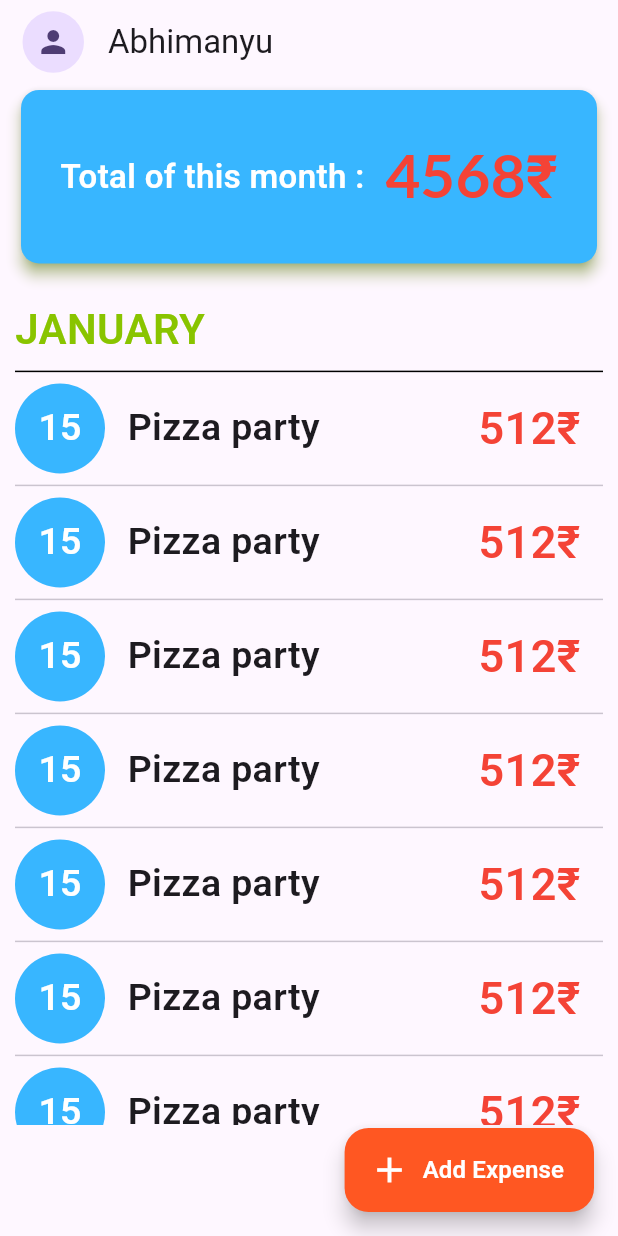
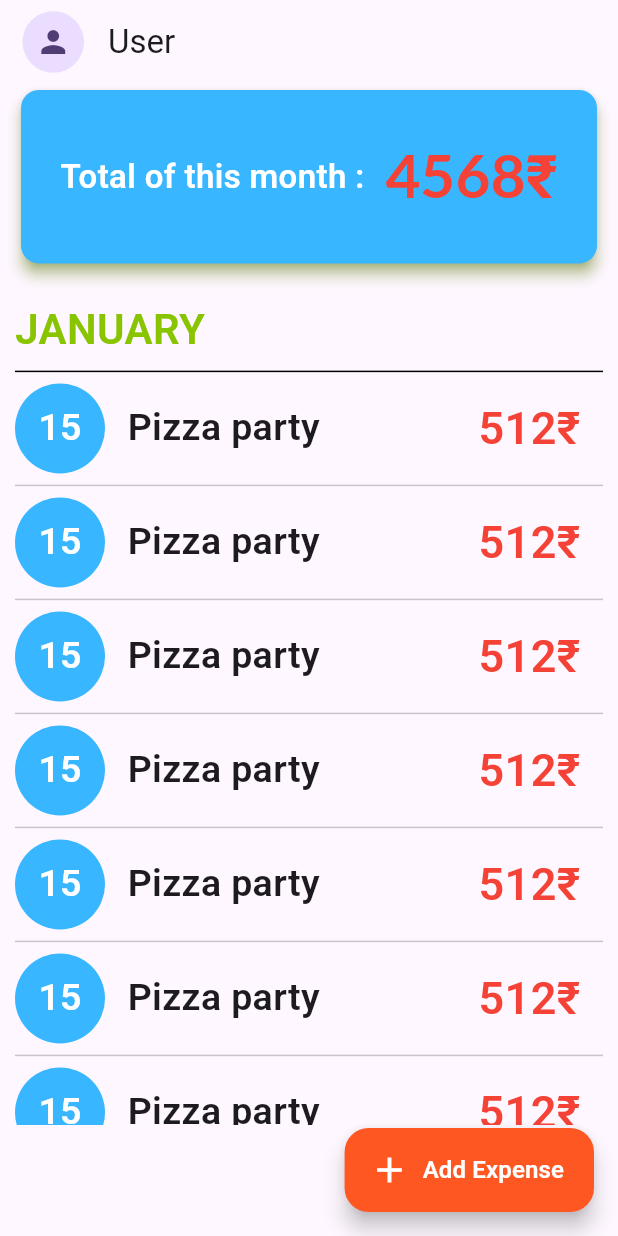
Before and after one commit to abhi96088/kharcha_book, a Flutter app: the HomeScreen screen opened directly, on a phone screen of 412 x 824 dp. Run offline on Flutter 3.47's test engine with Material 3 defaults, Android fonts, the phone set to English and light mode, and no system bars; our stand-ins replace cloud_firestore, firebase_auth, firebase_core; accounts and stored records are empty.

Commit message:
navigate to home screen with user details

```diff
--- a/lib/my_colors.dart
+++ /dev/null
@@ -1,7 +0,0 @@
-import 'dart:ui';
-
-class MyColors{
-  static Color bgColor = Color(0XFFF1F0F0);
-  static Color primaryColor = Color(0XFF38B6FF);
-  static Color secondaryColor = Color(0XFF89C400);
-}
--- a/lib/screens/home_screen.dart
+++ b/lib/screens/home_screen.dart
@@ -1,8 +1,9 @@
 import 'package:flutter/material.dart';
-import 'package:kharcha_book/my_colors.dart';
+import 'package:kharcha_book/ui_helper.dart';
 
 class HomeScreen extends StatefulWidget {
-  const HomeScreen({super.key});
+  final Map<String, dynamic>? userData;
+  const HomeScreen({super.key, this.userData});
 
   @override
   State<HomeScreen> createState() => _HomeScreenState();
@@ -22,7 +23,7 @@ class _HomeScreenState extends State<HomeScreen> {
               child: Icon(Icons.person),
             ),
           ),
-          title: Text("Abhimanyu"),
+          title: Text(widget.userData?['name'] ?? 'User'),
         ),
         body: Padding(
           padding: const EdgeInsets.symmetric(horizontal: 10),
@@ -32,8 +33,8 @@ class _HomeScreenState extends State<HomeScreen> {
                 height: screenHeight * 0.15,
                 child: Card(
                   elevation: 4,
-                  shadowColor: MyColors.secondaryColor,
-                  color: MyColors.primaryColor,
+                  shadowColor: UiHelper.secondaryColor,
+                  color: UiHelper.primaryColor,
                   child: Row(
                     mainAxisAlignment: MainAxisAlignment.center,
                     children: [
@@ -61,7 +62,7 @@ class _HomeScreenState extends State<HomeScreen> {
               ),
               Align(
                 alignment: Alignment.centerLeft,
-                  child: Text("JANUARY", style: TextStyle(color: MyColors.secondaryColor, fontSize: 28, fontFamily: "Roboto-Semibold"),),
+                  child: Text("JANUARY", style: TextStyle(color: UiHelper.secondaryColor, fontSize: 28, fontFamily: "Roboto-Semibold"),),
 
               ),
               Divider(color: Colors.black,),
@@ -73,7 +74,7 @@ class _HomeScreenState extends State<HomeScreen> {
                       children: [
                         CircleAvatar(
                           minRadius: 30,
-                          backgroundColor: MyColors.primaryColor,
+                          backgroundColor: UiHelper.primaryColor,
                           child: Text("15", style: TextStyle(color: Colors.white, fontSize: 25, fontFamily: "Roboto-SemiBold", fontWeight: FontWeight.bold),),
                         ),
                         SizedBox(width: 15,),
--- a/lib/auth_service.dart
+++ b/lib/services/auth_service.dart
@@ -1,12 +1,14 @@
+import 'package:cloud_firestore/cloud_firestore.dart';
 import 'package:firebase_auth/firebase_auth.dart';
 
 class AuthService {
 
   // create an instance for firebaseAuth. provide access to firebase's authentication methods
   final FirebaseAuth _auth = FirebaseAuth.instance;
+  final FirebaseFirestore fireStore = FirebaseFirestore.instance;
 
   /// -------------------->  function to handle signup <--------------------///
-  Future<User?> signUp(String email, String password) async{
+  Future<User?> signUp(String email, String password, String name) async{
 
     try{
       // call firebase's method to create a user. returns a UserCredential object upon successful account creation
@@ -14,8 +16,19 @@ class AuthService {
           email: email,
           password: password
       );
+
+      User? user  = userCredential.user;  // instance of user
+
+      // store name on firebase
+      if(user != null){
+        await fireStore.collection('users').doc(user.uid).set({
+          'name' : name,
+          'email' : email
+        });
+      }
+
       // return the user object from the UserCredential.
-      return userCredential.user;
+      return user;
     }catch(e){
       // print the error message to the console
       print(e.toString());
@@ -25,7 +38,7 @@ class AuthService {
   }
 
   /// -------------------->  function to handle login <--------------------///
-  Future<User?> logIn(String email, String password) async{
+  Future<Map<String, dynamic>?> logIn(String email, String password) async{
 
     try{
       // call firebase's method to sign in the user. returns UserCredential object upon successful login
@@ -33,8 +46,21 @@ class AuthService {
           email: email,
           password: password
       );
-      // return user object from the UserCredential
-      return userCredential.user;
+
+      User? user =  userCredential.user;
+
+      // check if user exists
+      if(user != null){
+        // get user data
+        DocumentSnapshot userData = await fireStore.collection('users').doc(user.uid).get();
+
+        // check if user data exists
+        if(userData.exists){
+          return userData.data() as Map<String, dynamic>;   // return user data
+        }
+      }
+
+      return null;  // return null if user does not exists
     }catch(e){
       // print the error message to the console.
       print(e.toString());
--- /dev/null
+++ b/lib/ui_helper.dart
@@ -0,0 +1,23 @@
+import 'dart:ui';
+
+import 'package:flutter/material.dart';
+import 'package:flutter/widgets.dart';
+
+class UiHelper{
+  /// ---------> Colors <---------- ///
+  static Color bgColor = Color(0XFFF1F0F0);
+  static Color primaryColor = Color(0XFF38B6FF);
+  static Color secondaryColor = Color(0XFF89C400);
+  static Color grey = Color(0XFFD9D9D9);
+
+  void snackBar (BuildContext context, String text, Color color, Color bgColor){
+    ScaffoldMessenger.of(context).showSnackBar(
+        SnackBar(content: Text(
+          text,
+          style: TextStyle(color: color, fontSize: 18, fontFamily: "Roboto-Semibold"
+          ),),
+          backgroundColor: bgColor,
+        ),
+    );
+  }
+}
--- a/pubspec.yaml
+++ b/pubspec.yaml
@@ -36,6 +36,7 @@ dependencies:
   cupertino_icons: ^1.0.8
   firebase_core: ^3.10.1
   firebase_auth: ^5.4.1
+  cloud_firestore: ^5.6.2
 
 dev_dependencies:
   flutter_test:
```
Also changed, not shown: lib/main.dart (+5 -2 lines), lib/screens/add_expense_screen.dart (renamed from lib/add_expense_screen.dart, +52 -26 lines), lib/screens/login_screen.dart (+37 -16 lines), lib/screens/signup_screen.dart (+28 -23 lines), lib/widgets/my_texfields.dart (+8 -4 lines), lib/widgets/my_texts.dart (deleted, +0 -7 lines), pubspec.lock.
